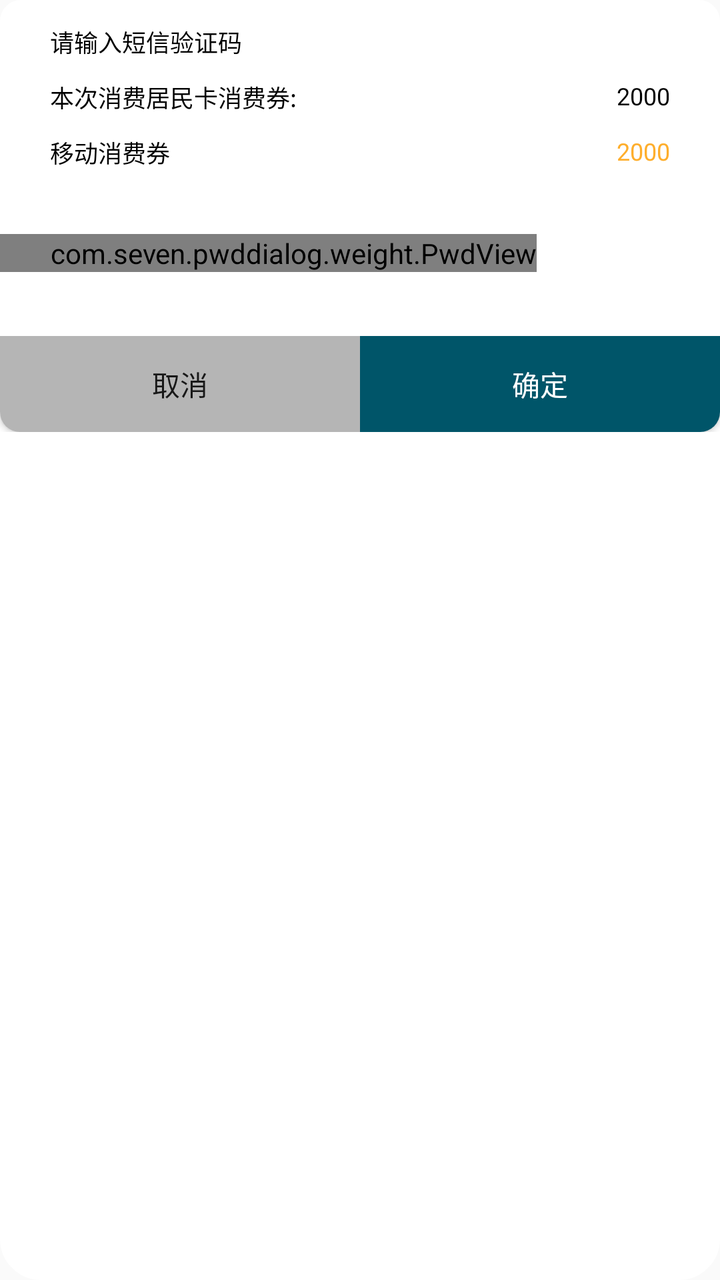
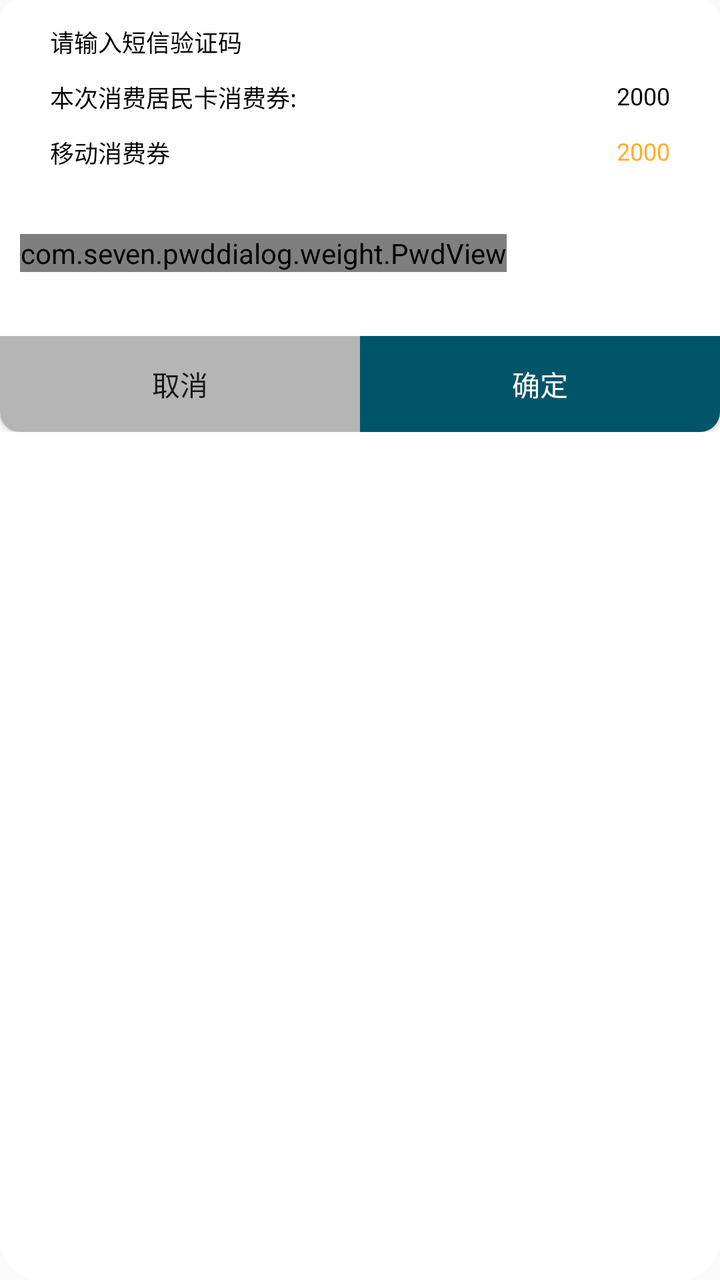

An Android layout rendered at two revisions. The XML below is the earlier revision; the diff shows what the commit changed to produce the second picture.
<!-- AndroidManifest.xml: application theme AppTheme -->
<!-- res/layout/item_pwddialog.xml -->
<?xml version="1.0" encoding="utf-8"?>
<LinearLayout xmlns:android="http://schemas.android.com/apk/res/android"
    android:layout_width="@dimen/dialog_width"
    android:layout_height="match_parent"
    xmlns:app="http://schemas.android.com/apk/res-auto"
    android:background="@drawable/dialog_bg"
    android:orientation="vertical"
    >

    <TextView
        android:textColor="@color/black"
        android:layout_width="match_parent"
        android:layout_height="wrap_content"
        android:paddingLeft="25dp"
        android:layout_marginTop="12dp"
        android:text="请输入短信验证码"
        android:textSize="12sp" />

    <RelativeLayout
        android:layout_width="match_parent"
        android:layout_height="wrap_content"
        android:paddingLeft="25dp"
        android:layout_marginRight="25dp"
        android:layout_marginTop="@dimen/dialog_text_top">

        <TextView
            android:layout_width="wrap_content"
            android:layout_height="wrap_content"
            android:layout_alignParentLeft="true"
            android:imeOptions="actionDone"
            android:text="本次消费居民卡消费券:"
            android:textColor="@color/black"
            android:textSize="12sp" />

        <TextView
            android:id="@+id/tv_amount"
            android:layout_width="wrap_content"
            android:layout_height="wrap_content"
            android:layout_alignParentRight="true"
            android:text="2000"
            android:textColor="@color/black"
            android:textSize="12sp" />

    </RelativeLayout>


    <RelativeLayout
        android:layout_width="match_parent"
        android:layout_height="wrap_content"
        android:paddingLeft="25dp"
        android:layout_marginRight="25dp"
        android:layout_marginTop="@dimen/dialog_text_top">

        <TextView
            android:layout_width="wrap_content"
            android:layout_height="wrap_content"
            android:layout_alignParentLeft="true"
            android:imeOptions="actionDone"
            android:text="移动消费券"
            android:textColor="@color/black"
            android:textSize="12sp" />

        <TextView
            android:id="@+id/tv_mobileticket"
            android:layout_width="wrap_content"
            android:layout_height="wrap_content"
            android:layout_alignParentRight="true"
            android:text="2000"
            android:textColor="@color/oringe"
            android:textSize="12sp" />

    </RelativeLayout>

    <com.seven.pwddialog.weight.PwdView
        android:layout_marginTop="32dp"
        android:paddingLeft="25dp"
        android:inputType="number"
        app:frameColor="@color/pwdBlue"
        app:frameWidth="3dp"
        app:pwdCount="6"
        android:id="@+id/pwdv"
        android:layout_width="wrap_content"
        android:layout_height="wrap_content" />

    <LinearLayout
        android:layout_width="match_parent"
        android:layout_height="wrap_content"
        android:layout_marginTop="32dp"
        >

        <Button
            android:id="@+id/btn_cancel_dialog"
            android:layout_width="wrap_content"
            android:layout_height="match_parent"
            android:layout_weight="1"
            android:background="@drawable/dialog_leftbutton"
            android:text="@string/cancel" />

        <Button
            android:id="@+id/btn_ensure_dialog"
            android:layout_width="wrap_content"
            android:layout_height="match_parent"
            android:layout_weight="1"
            android:background="@drawable/dialog_rightbutton"
            android:text="@string/ensure"
            android:textColor="@color/white" />
    </LinearLayout>


</LinearLayout>
<!-- resources referenced by this layout -->
<resources>
  <color name="black">#000000</color>
  <color name="oringe">#FEAE2C</color>
  <color name="pwdBlue">#ACCDEC</color>
  <color name="white">#FFFFFF</color>
  <dimen name="dialog_text_top">10dp</dimen>
  <dimen name="dialog_width">290dp</dimen>
  <!-- drawable dialog_bg (drawable) -->
  <?xml version="1.0" encoding="UTF-8"?>
  <shape xmlns:android="http://schemas.android.com/apk/res/android" >
  
      
      <solid android:color="@color/white" />
      
      <stroke
          android:width="1dip"
          android:color="@color/white" />
      
      <corners
          android:topLeftRadius="10dp"
          android:bottomRightRadius="20dp"
          android:topRightRadius="10dp"
          android:bottomLeftRadius="20dp"/>
  
  </shape>
  <!-- drawable dialog_leftbutton (drawable) -->
  <?xml version="1.0" encoding="utf-8"?>
  <selector xmlns:android="http://schemas.android.com/apk/res/android">
      <item android:state_pressed="false">
          <shape xmlns:android="http://schemas.android.com/apk/res/android">
              <solid android:color="@color/gray"/>
              <corners android:bottomLeftRadius="10dp"/>
          </shape>
      </item>
  
      <item android:state_pressed="true" >
          <shape xmlns:android="http://schemas.android.com/apk/res/android">
              <solid android:color="@color/light_gray"/>
              <corners android:bottomLeftRadius="10dp"/>
          </shape>
      </item>
  </selector>
  <!-- drawable dialog_rightbutton (drawable) -->
  <?xml version="1.0" encoding="utf-8"?>
  <selector xmlns:android="http://schemas.android.com/apk/res/android">
      <item android:state_pressed="false">
          <shape xmlns:android="http://schemas.android.com/apk/res/android">
              <solid android:color="@color/deepblue"/>
              <corners android:bottomRightRadius="10dp"/>
          </shape>
      </item>
  
      <item android:state_pressed="true" >
          <shape xmlns:android="http://schemas.android.com/apk/res/android">
              <solid android:color="@color/deepblue"/>
              <corners android:bottomRightRadius="10dp"/>
          </shape>
      </item>
  </selector>
  <string name="cancel">取消</string>
  <string name="ensure">确定</string>
  <style name="AppTheme" parent="Theme.AppCompat.Light.DarkActionBar">
          
          <item name="colorPrimary">@color/colorPrimary</item>
          <item name="colorPrimaryDark">@color/colorPrimaryDark</item>
          <item name="colorAccent">@color/colorAccent</item>
      </style>
  <color name="gray">#b5b5b5</color>
  <color name="light_gray">#A3A3A3</color>
  <color name="deepblue">#005569</color>
  <color name="colorPrimary">#3F51B5</color>
  <color name="colorPrimaryDark">#303F9F</color>
  <color name="colorAccent">#FF4081</color>
</resources>

<!-- the commit's change to res/layout/item_pwddialog.xml (unified diff, before → after) -->
@@ -72,8 +72,9 @@
     </RelativeLayout>
 
     <com.seven.pwddialog.weight.PwdView
+        android:layout_marginLeft="10dp"
+        android:layout_marginRight="10dp"
         android:layout_marginTop="32dp"
-        android:paddingLeft="25dp"
         android:inputType="number"
         app:frameColor="@color/pwdBlue"
         app:frameWidth="3dp"
